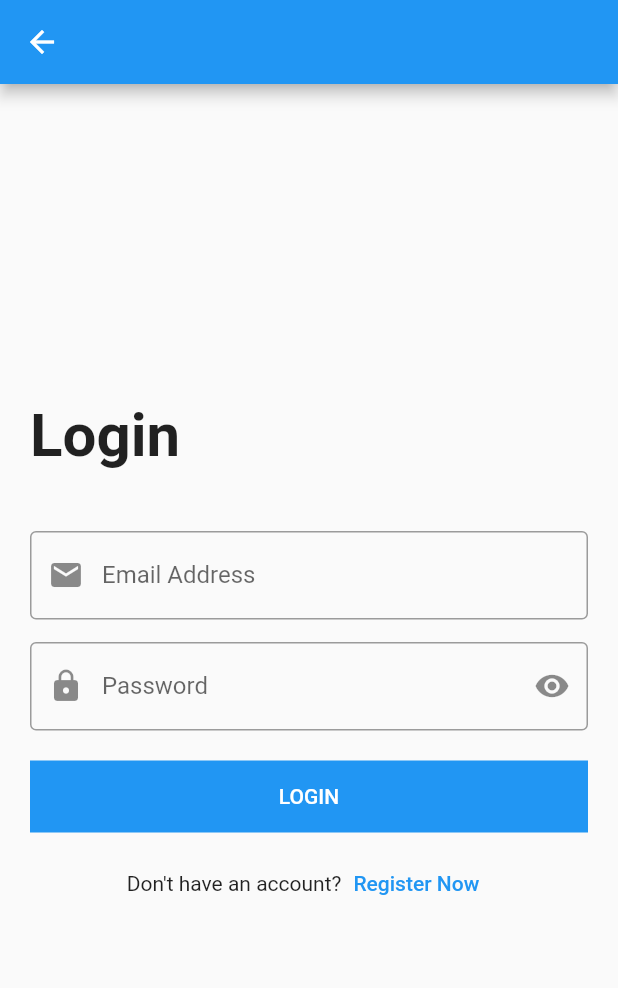
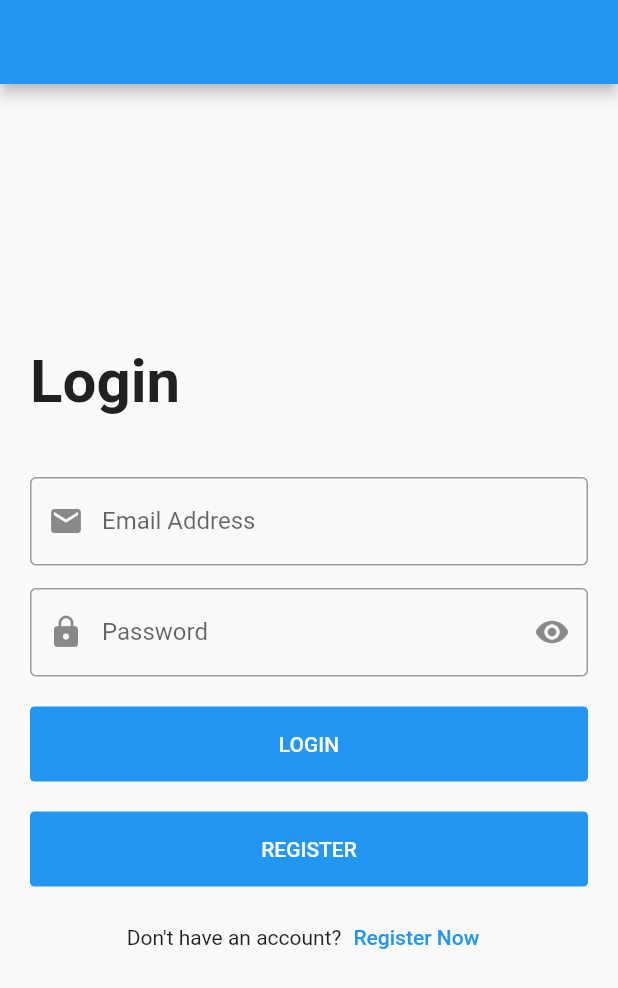
Before and after one commit to abdullahmansss/udemy, a Flutter app: the LoginScreen screen opened directly, on a phone screen of 412 x 824 dp. Shown: the top 988 px of the screen. Run offline on Flutter 3.47's test engine with Material 2 defaults, Android fonts, the phone set to English and light mode, and no system bars.

```diff
--- a/lib/main.dart
+++ b/lib/main.dart
@@ -1,9 +1,9 @@
 import 'package:flutter/material.dart';
-import 'package:udemy_flutter/bmi_screen.dart';
-import 'package:udemy_flutter/counter_screen.dart';
-import 'package:udemy_flutter/login_screen.dart';
-import 'package:udemy_flutter/messenger_screen.dart';
-import 'package:udemy_flutter/users_screen.dart';
+import 'package:udemy_flutter/modules/bmi/bmi_screen.dart';
+import 'package:udemy_flutter/modules/counter/counter_screen.dart';
+import 'package:udemy_flutter/modules/login/login_screen.dart';
+import 'package:udemy_flutter/modules/messenger/messenger_screen.dart';
+import 'package:udemy_flutter/modules/users/users_screen.dart';
 
 void main()
 {
@@ -25,7 +25,7 @@
   {
     return MaterialApp(
       debugShowCheckedModeBanner: false,
-      home: BmiScreen(),
+      home: LoginScreen(),
     );
   }
 }
--- /dev/null
+++ b/lib/models/user/user_model.dart
@@ -0,0 +1,13 @@
+import 'package:flutter/material.dart';
+
+class UserModel {
+  final int id;
+  final String name;
+  final String phone;
+
+  UserModel({
+    @required this.id,
+    @required this.phone,
+    @required this.name,
+  });
+}
--- a/lib/bmi_screen.dart
+++ b/lib/modules/bmi/bmi_screen.dart
@@ -1,7 +1,7 @@
 import 'dart:math';
 
 import 'package:flutter/material.dart';
-import 'package:udemy_flutter/bmi_result_screen.dart';
+import 'package:udemy_flutter/modules/bmi_result/bmi_result_screen.dart';
 
 class BmiScreen extends StatefulWidget {
   @override
--- a/lib/login_screen.dart
+++ b/lib/modules/login/login_screen.dart
@@ -1,11 +1,21 @@
 import 'package:flutter/material.dart';
+import 'package:udemy_flutter/shared/components/components.dart';
 
-class LoginScreen extends StatelessWidget {
+// reusable components
+
+// 1. timing
+// 2. refactor
+// 3. quality
+// 4. clean code
+
+class LoginScreen extends StatelessWidget
+{
   var emailController = TextEditingController();
   var passwordController = TextEditingController();
 
   @override
-  Widget build(BuildContext context) {
+  Widget build(BuildContext context)
+  {
     return Scaffold(
       appBar: AppBar(),
       body: Padding(
@@ -69,21 +79,24 @@
                 SizedBox(
                   height: 20.0,
                 ),
-                Container(
-                  width: double.infinity,
-                  color: Colors.blue,
-                  child: MaterialButton(
-                    onPressed: () {
-                      print(emailController.text);
-                      print(passwordController.text);
-                    },
-                    child: Text(
-                      'LOGIN',
-                      style: TextStyle(
-                        color: Colors.white,
-                      ),
-                    ),
-                  ),
+                defaultButton(
+                  text: 'login',
+                  function: ()
+                  {
+                    print(emailController.text);
+                    print(passwordController.text);
+                  },
+                ),
+                SizedBox(
+                  height: 20.0,
+                ),
+                defaultButton(
+                  text: 'ReGIster',
+                  function: ()
+                  {
+                    print(emailController.text);
+                    print(passwordController.text);
+                  },
                 ),
                 SizedBox(
                   height: 10.0,
--- a/lib/users_screen.dart
+++ b/lib/modules/users/users_screen.dart
@@ -1,16 +1,5 @@
 import 'package:flutter/material.dart';
-
-class UserModel {
-  final int id;
-  final String name;
-  final String phone;
-
-  UserModel({
-    @required this.id,
-    @required this.phone,
-    @required this.name,
-  });
-}
+import 'package:udemy_flutter/models/user/user_model.dart';
 
 class UsersScreen extends StatelessWidget {
   List<UserModel> users = [
--- /dev/null
+++ b/lib/shared/components/components.dart
@@ -0,0 +1,29 @@
+import 'package:flutter/material.dart';
+
+Widget defaultButton({
+  double width = double.infinity,
+  Color background = Colors.blue,
+  bool isUpperCase = true,
+  double radius = 3.0,
+  @required Function function,
+  @required String text,
+}) =>
+    Container(
+      width: width,
+      height: 50.0,
+      child: MaterialButton(
+        onPressed: function,
+        child: Text(
+          isUpperCase ? text.toUpperCase() : text,
+          style: TextStyle(
+            color: Colors.white,
+          ),
+        ),
+      ),
+      decoration: BoxDecoration(
+        borderRadius: BorderRadius.circular(
+          radius,
+        ),
+        color: background,
+      ),
+    );
```
Also changed, not shown: lib/modules/bmi_result/bmi_result_screen.dart (renamed from lib/bmi_result_screen.dart), lib/modules/counter/counter_screen.dart (renamed from lib/counter_screen.dart), lib/modules/home/home_screen.dart (renamed from lib/home_screen.dart), lib/modules/messenger/messenger_screen.dart (renamed from lib/messenger_screen.dart), lib/shared/components/constants.dart (added), lib/shared/styles/colors.dart (added), lib/shared/styles/styles.dart (added).
